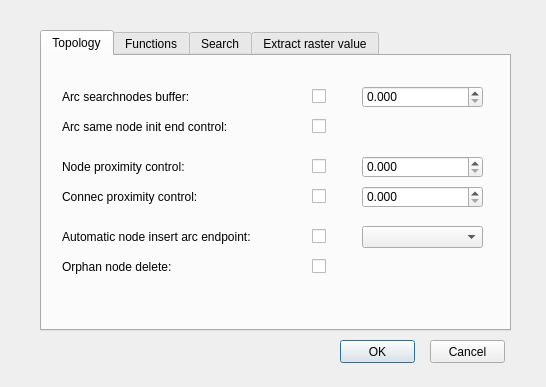
This is ui/config.ui in Giswater/giswater_qgis_plugin as Qt 5 draws it before an edit. The edited form follows.
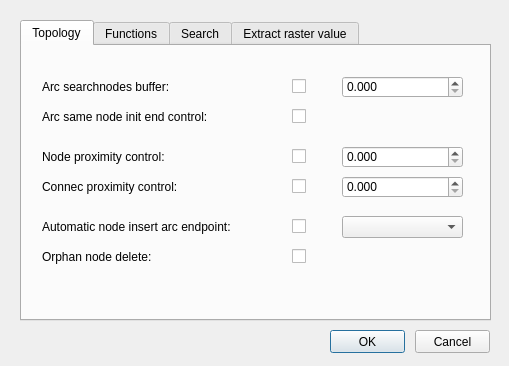
This is the edited form. The open tabs and pages were chosen to show the change.

Commit message: Config form: Tab 'Search' and 'Raster value'

The edit to the form file:
```diff
--- a/ui/config.ui
+++ b/ui/config.ui
@@ -6,8 +6,8 @@
    <rect>
     <x>0</x>
     <y>0</y>
-    <width>546</width>
-    <height>387</height>
+    <width>509</width>
+    <height>366</height>
    </rect>
   </property>
   <property name="windowTitle">
@@ -16,8 +16,8 @@
   <widget class="QPushButton" name="btn_accept">
    <property name="geometry">
     <rect>
-     <x>340</x>
-     <y>340</y>
+     <x>330</x>
+     <y>330</y>
      <width>75</width>
      <height>23</height>
     </rect>
@@ -29,8 +29,8 @@
   <widget class="QPushButton" name="btn_cancel">
    <property name="geometry">
     <rect>
-     <x>430</x>
-     <y>340</y>
+     <x>415</x>
+     <y>330</y>
      <width>75</width>
      <height>23</height>
     </rect>
@@ -42,8 +42,8 @@
   <widget class="QTabWidget" name="tabWidget">
    <property name="geometry">
     <rect>
-     <x>40</x>
-     <y>30</y>
+     <x>20</x>
+     <y>20</y>
      <width>471</width>
      <height>301</height>
     </rect>
```
Left out of the diff: 8 changed lines with no effect on the pictures. The commit also changes 1 other file.
